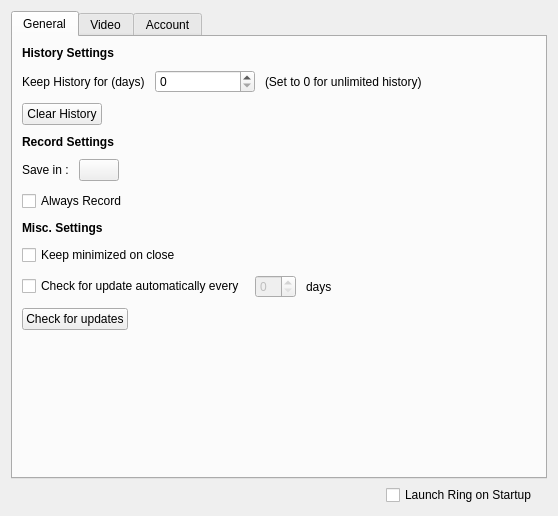
Above: configurationwidget.ui from savoirfairelinux/jami-client-windows before the change. Below: the same form after it.
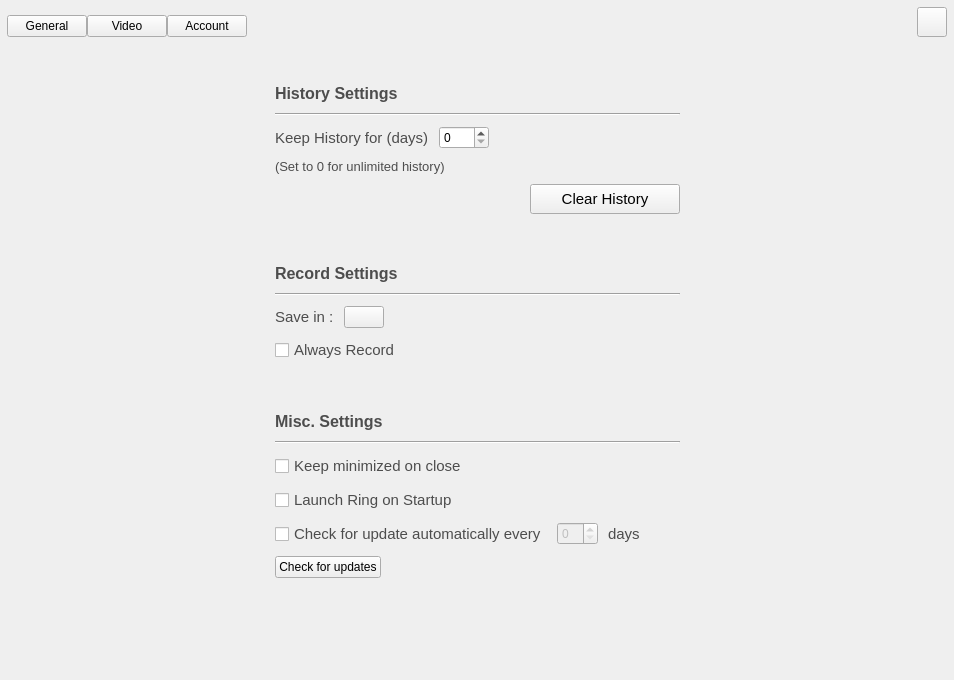
That is the form after the change. The open tabs and pages were chosen to show the change. Icons and pictures are not drawn. Custom widgets are drawn as their Qt base class.

Patch:
```diff
--- a/configurationwidget.ui
+++ b/configurationwidget.ui
@@ -6,8 +6,8 @@
    <rect>
     <x>0</x>
     <y>0</y>
-    <width>558</width>
-    <height>516</height>
+    <width>954</width>
+    <height>680</height>
    </rect>
   </property>
   <property name="sizePolicy">
@@ -19,75 +19,333 @@
   <property name="windowTitle">
    <string>Settings</string>
   </property>
+  <property name="autoFillBackground">
+   <bool>true</bool>
+  </property>
+  <property name="styleSheet">
+   <string notr="true"/>
+  </property>
   <layout class="QVBoxLayout" name="verticalLayout">
+   <property name="spacing">
+    <number>0</number>
+   </property>
+   <property name="leftMargin">
+    <number>0</number>
+   </property>
+   <property name="topMargin">
+    <number>0</number>
+   </property>
+   <property name="rightMargin">
+    <number>0</number>
+   </property>
+   <property name="bottomMargin">
+    <number>0</number>
+   </property>
    <item>
-    <widget class="QTabWidget" name="tabWidget">
+    <widget class="QWidget" name="horizontalWidget" native="true">
+     <layout class="QHBoxLayout" name="horizontalLayout_7">
+      <property name="spacing">
+       <number>0</number>
+      </property>
+      <property name="leftMargin">
+       <number>7</number>
+      </property>
+      <property name="topMargin">
+       <number>7</number>
+      </property>
+      <property name="rightMargin">
+       <number>7</number>
+      </property>
+      <property name="bottomMargin">
+       <number>7</number>
+      </property>
+      <item>
+       <layout class="QVBoxLayout" name="verticalLayout_6">
+        <property name="spacing">
+         <number>0</number>
+        </property>
+        <item>
+         <spacer name="verticalSpacer_3">
+          <property name="orientation">
+           <enum>Qt::Vertical</enum>
+          </property>
+          <property name="sizeType">
+           <enum>QSizePolicy::Preferred</enum>
+          </property>
+          <property name="sizeHint" stdset="0">
+           <size>
+            <width>20</width>
+            <height>10</height>
+           </size>
+          </property>
+         </spacer>
+        </item>
+        <item>
+         <layout class="QHBoxLayout" name="horizontalLayout_8">
+          <property name="spacing">
+           <number>0</number>
+          </property>
+          <item>
+           <widget class="QPushButton" name="generalTabButton">
+            <property name="styleSheet">
+             <string notr="true"/>
+            </property>
+            <property name="text">
+             <string>General</string>
+            </property>
+            <property name="checkable">
+             <bool>true</bool>
+            </property>
+           </widget>
+          </item>
+          <item>
+           <widget class="QPushButton" name="videoTabButton">
+            <property name="text">
+             <string>Video</string>
+            </property>
+            <property name="checkable">
+             <bool>true</bool>
+            </property>
+           </widget>
+          </item>
+          <item>
+           <widget class="QPushButton" name="accountTabButton">
+            <property name="text">
+             <string>Account</string>
+            </property>
+            <property name="checkable">
+             <bool>true</bool>
+            </property>
+           </widget>
+          </item>
+         </layout>
+        </item>
+       </layout>
+      </item>
+      <item>
+       <spacer name="horizontalSpacer_6">
+        <property name="orientation">
+         <enum>Qt::Horizontal</enum>
+        </property>
+        <property name="sizeHint" stdset="0">
+         <size>
+          <width>40</width>
+          <height>20</height>
+         </size>
+        </property>
+       </spacer>
+      </item>
+      <item>
+       <widget class="QPushButton" name="exitSettingsButton">
+        <property name="minimumSize">
+         <size>
+          <width>30</width>
+          <height>30</height>
+         </size>
+        </property>
+        <property name="maximumSize">
+         <size>
+          <width>30</width>
+          <height>30</height>
+         </size>
+        </property>
+        <property name="text">
+         <string/>
+        </property>
+        <property name="icon">
+         <iconset resource="ressources.qrc">
+          <normaloff>:/images/icons/ic_arrow_forward_white_48dp_2x.png</normaloff>:/images/icons/ic_arrow_forward_white_48dp_2x.png</iconset>
+        </property>
+        <property name="iconSize">
+         <size>
+          <width>18</width>
+          <height>18</height>
+         </size>
+        </property>
+       </widget>
+      </item>
+     </layout>
+    </widget>
+   </item>
+   <item>
+    <widget class="QStackedWidget" name="stackedWidget">
      <property name="sizePolicy">
       <sizepolicy hsizetype="MinimumExpanding" vsizetype="MinimumExpanding">
        <horstretch>0</horstretch>
        <verstretch>0</verstretch>
       </sizepolicy>
      </property>
+     <property name="autoFillBackground">
+      <bool>true</bool>
+     </property>
      <property name="currentIndex">
       <number>2</number>
      </property>
-     <widget class="QWidget" name="generalTab">
-      <attribute name="title">
-       <string>General</string>
-      </attribute>
-      <layout class="QVBoxLayout" name="verticalLayout_2">
+     <widget class="QWidget" name="generalPage">
+      <layout class="QHBoxLayout" name="verticalLayout_2">
+       <property name="spacing">
+        <number>0</number>
+       </property>
+       <property name="leftMargin">
+        <number>0</number>
+       </property>
+       <property name="topMargin">
+        <number>0</number>
+       </property>
+       <property name="rightMargin">
+        <number>0</number>
+       </property>
+       <property name="bottomMargin">
+        <number>0</number>
+       </property>
+       <item>
+        <spacer name="horizontalSpacer_8">
+         <property name="orientation">
+          <enum>Qt::Horizontal</enum>
+         </property>
+         <property name="sizeHint" stdset="0">
+          <size>
+           <width>40</width>
+           <height>20</height>
+          </size>
+         </property>
+        </spacer>
+       </item>
+       <item>
+        <layout class="QVBoxLayout" name="verticalLayout_7">
        <property name="spacing">
         <number>10</number>
        </property>
+         <item>
+          <spacer name="verticalSpacer_6">
+           <property name="orientation">
+            <enum>Qt::Vertical</enum>
+           </property>
+           <property name="sizeType">
+            <enum>QSizePolicy::Fixed</enum>
+           </property>
+           <property name="sizeHint" stdset="0">
+            <size>
+             <width>20</width>
+             <height>40</height>
+            </size>
+           </property>
+          </spacer>
+         </item>
        <item>
         <widget class="QLabel" name="label">
          <property name="font">
           <font>
+             <pointsize>12</pointsize>
            <weight>75</weight>
            <bold>true</bold>
           </font>
          </property>
+           <property name="styleSheet">
+            <string notr="true">color: rgb(77, 77, 77);</string>
+           </property>
          <property name="text">
           <string>History Settings</string>
          </property>
         </widget>
        </item>
        <item>
-        <layout class="QFormLayout" name="formLayout_2">
-         <item row="0" column="0">
+          <widget class="Line" name="line_2">
+           <property name="orientation">
+            <enum>Qt::Horizontal</enum>
+           </property>
+          </widget>
+         </item>
+         <item>
+          <layout class="QVBoxLayout" name="verticalLayout_8">
+           <property name="spacing">
+            <number>10</number>
+           </property>
+           <property name="topMargin">
+            <number>0</number>
+           </property>
+           <property name="bottomMargin">
+            <number>0</number>
+           </property>
+           <item>
+            <layout class="QHBoxLayout" name="horizontalLayout_3">
+             <property name="spacing">
+              <number>10</number>
+             </property>
+             <property name="leftMargin">
+              <number>0</number>
+             </property>
+             <item>
           <widget class="QLabel" name="label_2">
+               <property name="font">
+                <font>
+                 <pointsize>11</pointsize>
+                </font>
+               </property>
+               <property name="styleSheet">
+                <string notr="true">color: rgb(77, 77, 77);</string>
+               </property>
            <property name="text">
             <string>Keep History for (days)</string>
            </property>
           </widget>
          </item>
-         <item row="0" column="1">
-          <layout class="QHBoxLayout" name="horizontalLayout_3">
            <item>
             <widget class="QSpinBox" name="historyDaySettingsSpinBox">
              <property name="minimumSize">
               <size>
-               <width>100</width>
+                 <width>50</width>
                <height>0</height>
               </size>
              </property>
             </widget>
+             </item>
+             <item>
+              <spacer name="horizontalSpacer_2">
+               <property name="orientation">
+                <enum>Qt::Horizontal</enum>
+               </property>
+               <property name="sizeType">
+                <enum>QSizePolicy::MinimumExpanding</enum>
+               </property>
+               <property name="sizeHint" stdset="0">
+                <size>
+                 <width>40</width>
+                 <height>20</height>
+                </size>
+               </property>
+              </spacer>
+             </item>
+            </layout>
            </item>
            <item>
             <widget class="QLabel" name="label_4">
+             <property name="font">
+              <font>
+               <pointsize>10</pointsize>
+              </font>
+             </property>
+             <property name="styleSheet">
+              <string notr="true">color: rgb(77, 77, 77);</string>
+             </property>
              <property name="text">
               <string>(Set to 0 for unlimited history)</string>
              </property>
             </widget>
            </item>
            <item>
-            <spacer name="horizontalSpacer_2">
+            <layout class="QHBoxLayout" name="horizontalLayout">
+             <property name="spacing">
+              <number>0</number>
+             </property>
+             <property name="topMargin">
+              <number>0</number>
+             </property>
+             <item>
+              <spacer name="horizontalSpacer_9">
              <property name="orientation">
               <enum>Qt::Horizontal</enum>
              </property>
-             <property name="sizeType">
-              <enum>QSizePolicy::MinimumExpanding</enum>
-             </property>
              <property name="sizeHint" stdset="0">
               <size>
                <width>40</width>
@@ -96,10 +354,34 @@
              </property>
             </spacer>
            </item>
-          </layout>
-         </item>
-         <item row="1" column="0">
+             <item>
           <widget class="QPushButton" name="clearHistoryButton">
+               <property name="sizePolicy">
+                <sizepolicy hsizetype="Fixed" vsizetype="Fixed">
+                 <horstretch>0</horstretch>
+                 <verstretch>0</verstretch>
+                </sizepolicy>
+               </property>
+               <property name="minimumSize">
+                <size>
+                 <width>150</width>
+                 <height>30</height>
+                </size>
+               </property>
+               <property name="maximumSize">
+                <size>
+                 <width>150</width>
+                 <height>30</height>
+                </size>
+               </property>
+               <property name="font">
+                <font>
+                 <pointsize>11</pointsize>
+                </font>
+               </property>
+               <property name="styleSheet">
+                <string notr="true"/>
+               </property>
            <property name="text">
             <string>Clear History</string>
            </property>
@@ -107,26 +389,69 @@
          </item>
         </layout>
        </item>
+          </layout>
+         </item>
+         <item>
+          <spacer name="verticalSpacer_2">
+           <property name="orientation">
+            <enum>Qt::Vertical</enum>
+           </property>
+           <property name="sizeType">
+            <enum>QSizePolicy::Fixed</enum>
+           </property>
+           <property name="sizeHint" stdset="0">
+            <size>
+             <width>20</width>
+             <height>40</height>
+            </size>
+           </property>
+          </spacer>
+         </item>
        <item>
         <widget class="QLabel" name="label_3">
          <property name="font">
           <font>
+             <pointsize>12</pointsize>
            <weight>75</weight>
            <bold>true</bold>
           </font>
          </property>
+           <property name="styleSheet">
+            <string notr="true">color: rgb(77, 77, 77);</string>
+           </property>
          <property name="text">
           <string>Record Settings</string>
          </property>
         </widget>
        </item>
+         <item>
+          <widget class="Line" name="line">
+           <property name="styleSheet">
+            <string notr="true">color: rgb(77, 77, 77);</string>
+           </property>
+           <property name="orientation">
+            <enum>Qt::Horizontal</enum>
+           </property>
+          </widget>
+         </item>
        <item>
         <layout class="QHBoxLayout" name="horizontalLayout_4">
+           <property name="spacing">
+            <number>10</number>
+           </property>
          <property name="topMargin">
           <number>0</number>
          </property>
          <item>
           <widget class="QLabel" name="label_6">
+             <property name="font">
+              <font>
+               <pointsize>11</pointsize>
+              </font>
+             </property>
+             <property name="styleSheet">
+              <string notr="true">color: rgb(77, 77, 77);</string>
+             </property>
            <property name="text">
             <string>Save in :</string>
            </property>
@@ -148,7 +473,13 @@
            </property>
            <property name="icon">
             <iconset resource="ressources.qrc">
-             <normaloff>:/images/folder-download.png</normaloff>:/images/folder-download.png</iconset>
+               <normaloff>:/images/icons/ic_folder_black_18dp_2x.png</normaloff>:/images/icons/ic_folder_black_18dp_2x.png</iconset>
+             </property>
+             <property name="iconSize">
+              <size>
+               <width>18</width>
+               <height>18</height>
+              </size>
            </property>
           </widget>
          </item>
@@ -169,31 +500,98 @@
        </item>
        <item>
         <widget class="QCheckBox" name="alwaysRecordCheckBox">
+           <property name="font">
+            <font>
+             <pointsize>11</pointsize>
+            </font>
+           </property>
+           <property name="styleSheet">
+            <string notr="true">color: rgb(77, 77, 77);</string>
+           </property>
          <property name="text">
           <string>Always Record</string>
          </property>
         </widget>
        </item>
+         <item>
+          <spacer name="verticalSpacer_4">
+           <property name="orientation">
+            <enum>Qt::Vertical</enum>
+           </property>
+           <property name="sizeType">
+            <enum>QSizePolicy::Fixed</enum>
+           </property>
+           <property name="sizeHint" stdset="0">
+            <size>
+             <width>20</width>
+             <height>40</height>
+            </size>
+           </property>
+          </spacer>
+         </item>
        <item>
         <widget class="QLabel" name="label_5">
          <property name="font">
           <font>
+             <pointsize>12</pointsize>
            <weight>75</weight>
            <bold>true</bold>
           </font>
          </property>
+           <property name="styleSheet">
+            <string notr="true">color: rgb(77, 77, 77);</string>
+           </property>
          <property name="text">
           <string>Misc. Settings</string>
          </property>
         </widget>
        </item>
+         <item>
+          <widget class="Line" name="line_3">
+           <property name="orientation">
+            <enum>Qt::Horizontal</enum>
+           </property>
+          </widget>
+         </item>
        <item>
         <widget class="QCheckBox" name="closeOrMinCheckBox">
+           <property name="font">
+            <font>
+             <pointsize>11</pointsize>
+            </font>
+           </property>
+           <property name="styleSheet">
+            <string notr="true">color: rgb(77, 77, 77);</string>
+           </property>
          <property name="text">
           <string>Keep minimized on close</string>
          </property>
         </widget>
        </item>
+         <item>
+          <widget class="QCheckBox" name="startupBox">
+           <property name="sizePolicy">
+            <sizepolicy hsizetype="MinimumExpanding" vsizetype="Fixed">
+             <horstretch>0</horstretch>
+             <verstretch>0</verstretch>
+            </sizepolicy>
+           </property>
+           <property name="font">
+            <font>
+             <pointsize>11</pointsize>
+            </font>
+           </property>
+           <property name="layoutDirection">
+            <enum>Qt::LeftToRight</enum>
+           </property>
+           <property name="styleSheet">
+            <string notr="true">color: rgb(77, 77, 77);</string>
+           </property>
+           <property name="text">
+            <string>Launch Ring on Startup</string>
+           </property>
+          </widget>
+         </item>
        <item>
         <layout class="QHBoxLayout" name="horizontalLayout_6">
          <property name="topMargin">
@@ -201,6 +599,14 @@
          </property>
          <item>
           <widget class="QCheckBox" name="autoUpdateCheckBox">
+             <property name="font">
+              <font>
+               <pointsize>11</pointsize>
+              </font>
+             </property>
+             <property name="styleSheet">
+              <string notr="true">color: rgb(77, 77, 77);</string>
+             </property>
            <property name="text">
             <string>Check for update automatically every</string>
            </property>
@@ -221,6 +627,14 @@
          </item>
          <item>
           <widget class="QLabel" name="updateDayLabel">
+             <property name="font">
+              <font>
+               <pointsize>11</pointsize>
+              </font>
+             </property>
+             <property name="styleSheet">
+              <string notr="true">color: rgb(77, 77, 77);</string>
+             </property>
            <property name="text">
             <string>days</string>
            </property>
@@ -269,13 +683,10 @@
         </layout>
        </item>
        <item>
-        <spacer name="verticalSpacer_2">
+          <spacer name="verticalSpacer_5">
          <property name="orientation">
           <enum>Qt::Vertical</enum>
          </property>
-         <property name="sizeType">
-          <enum>QSizePolicy::MinimumExpanding</enum>
-         </property>
          <property name="sizeHint" stdset="0">
           <size>
            <width>20</width>
@@ -285,11 +696,23 @@
         </spacer>
        </item>
       </layout>
+       </item>
+       <item>
+        <spacer name="horizontalSpacer_7">
+         <property name="orientation">
+          <enum>Qt::Horizontal</enum>
+         </property>
+         <property name="sizeHint" stdset="0">
+          <size>
+           <width>40</width>
+           <height>20</height>
+          </size>
+         </property>
+        </spacer>
+       </item>
+      </layout>
      </widget>
-     <widget class="QWidget" name="videoTab">
-      <attribute name="title">
-       <string>Video</string>
-      </attribute>
+     <widget class="QWidget" name="videoPage">
       <layout class="QGridLayout" name="gridLayout" rowstretch="0,1" columnstretch="0,0">
        <item row="0" column="0">
         <layout class="QVBoxLayout" name="verticalLayout_3">
@@ -482,10 +905,7 @@
        </item>
       </layout>
      </widget>
-     <widget class="QWidget" name="accountTab">
-      <attribute name="title">
-       <string>Account</string>
-      </attribute>
+     <widget class="QWidget" name="accountPage">
       <layout class="QGridLayout" name="gridLayout_2" columnstretch="0,1">
        <item row="0" column="0">
         <layout class="QVBoxLayout" name="verticalLayout_5">
@@ -541,32 +961,6 @@
      </widget>
     </widget>
    </item>
-   <item>
-    <layout class="QHBoxLayout" name="horizontalLayout">
-     <property name="topMargin">
-      <number>0</number>
-     </property>
-     <property name="rightMargin">
-      <number>10</number>
-     </property>
-     <item alignment="Qt::AlignRight">
-      <widget class="QCheckBox" name="startupBox">
-       <property name="sizePolicy">
-        <sizepolicy hsizetype="MinimumExpanding" vsizetype="Fixed">
-         <horstretch>0</horstretch>
-         <verstretch>0</verstretch>
-        </sizepolicy>
-       </property>
-       <property name="layoutDirection">
-        <enum>Qt::LeftToRight</enum>
-       </property>
-       <property name="text">
-        <string>Launch Ring on Startup</string>
-       </property>
-      </widget>
-     </item>
-    </layout>
-   </item>
   </layout>
  </widget>
  <customwidgets>
```
Left out of the diff: 151 changed lines with no effect on the pictures. Lines whose indentation alone changed are shown as unchanged.
